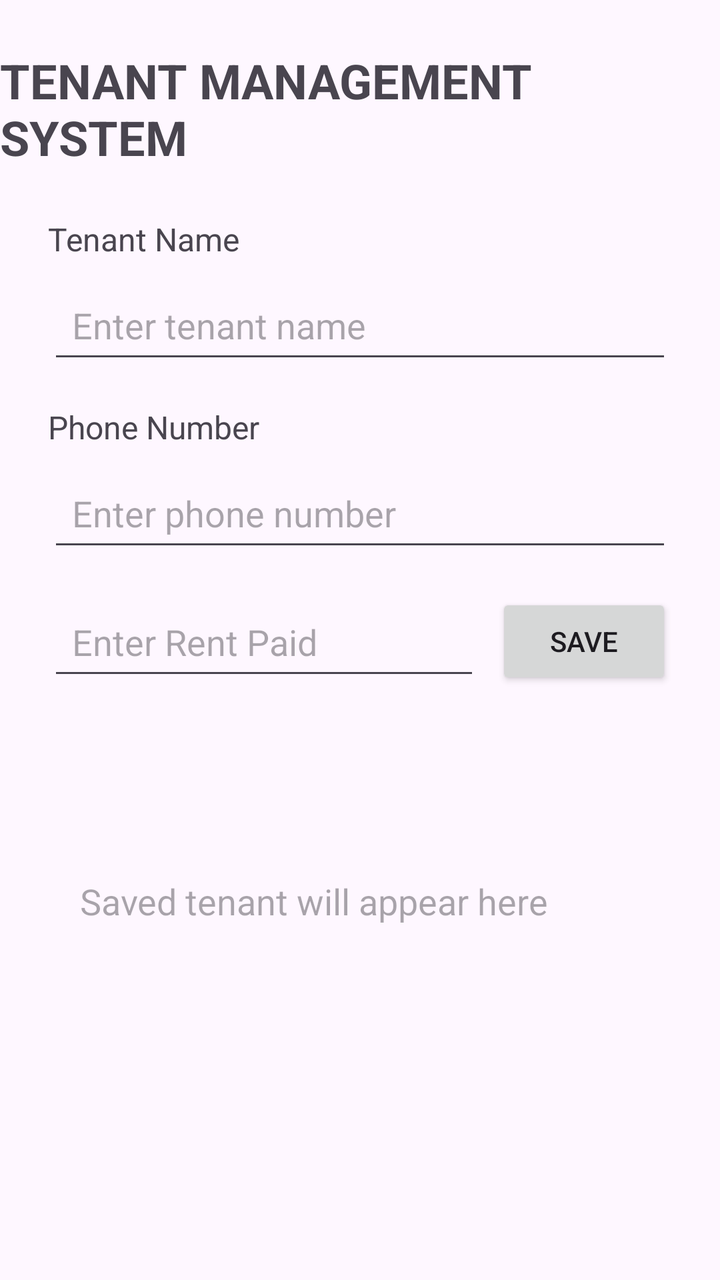
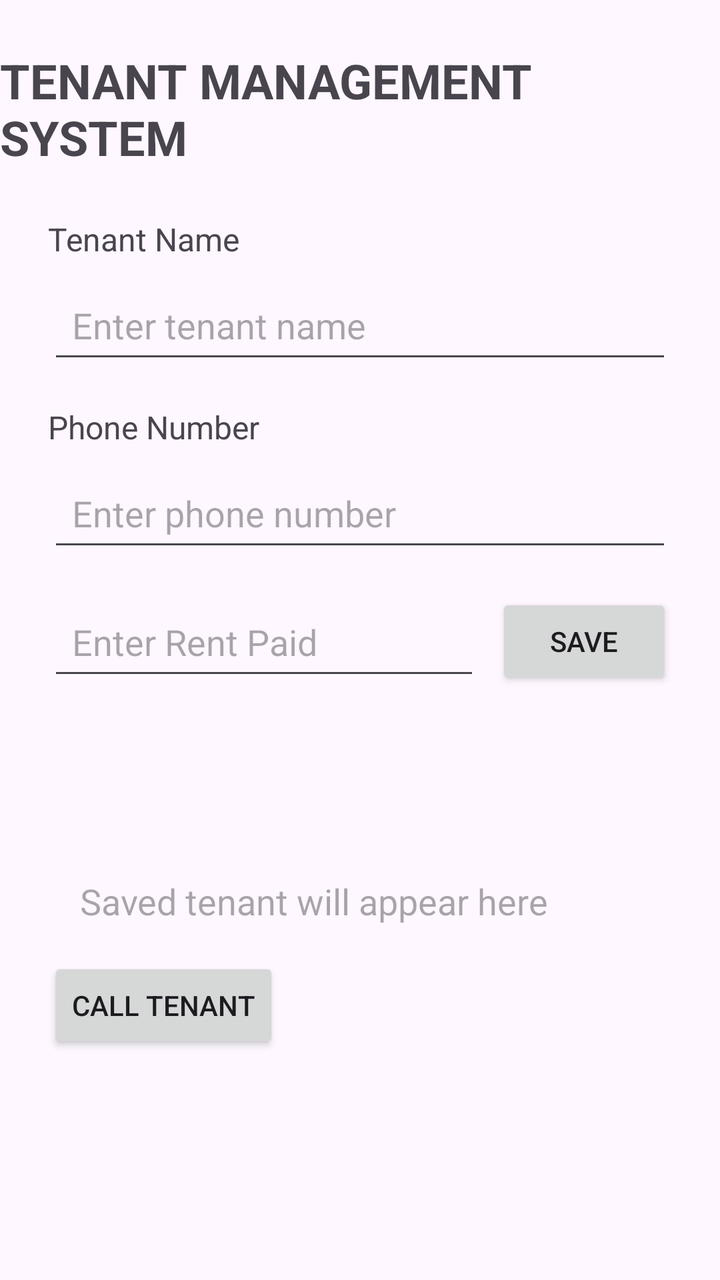

Two renders of the same Android screen: before a commit and after it. Below are the layout's source before the change and the commit's diff.
<!-- AndroidManifest.xml: application theme Theme.TenantManagementSystem -->
<!-- res/layout/activity_main.xml -->
<?xml version="1.0" encoding="utf-8"?>
<layout xmlns:android="http://schemas.android.com/apk/res/android"
    xmlns:app="http://schemas.android.com/apk/res-auto"
    xmlns:tools="http://schemas.android.com/tools">

    
    <data>
        <variable
            name="tenant"
            type="com.example.tenantmanagementsystem.Tenant" />
    </data>

    <androidx.constraintlayout.widget.ConstraintLayout
        android:layout_width="match_parent"
        android:layout_height="match_parent"
        tools:context=".MainActivity">

        <TextView
            android:id="@+id/titleTextView"
            android:layout_width="wrap_content"
            android:layout_height="wrap_content"
            android:layout_marginTop="24dp"
            android:text="TENANT MANAGEMENT SYSTEM"
            android:textSize="24sp"
            android:textStyle="bold"
            app:layout_constraintEnd_toEndOf="parent"
            app:layout_constraintStart_toStartOf="parent"
            app:layout_constraintTop_toTopOf="parent" />

        <TextView
            android:id="@+id/tenantNameLabel"
            android:layout_width="wrap_content"
            android:layout_height="wrap_content"
            android:layout_marginStart="24dp"
            android:layout_marginTop="24dp"
            android:text="Tenant Name"
            android:textSize="16sp"
            app:layout_constraintStart_toStartOf="parent"
            app:layout_constraintTop_toBottomOf="@id/titleTextView" />

        <EditText
            android:id="@+id/tenantNameEditText"
            android:layout_width="0dp"
            android:layout_height="wrap_content"
            android:layout_marginStart="24dp"
            android:layout_marginTop="8dp"
            android:layout_marginEnd="24dp"
            android:hint="Enter tenant name"
            android:minHeight="48dp"
            android:padding="12dp"
            android:inputType="textPersonName"
            app:layout_constraintEnd_toEndOf="parent"
            app:layout_constraintStart_toStartOf="parent"
            app:layout_constraintTop_toBottomOf="@id/tenantNameLabel" />

        <TextView
            android:id="@+id/phoneLabel"
            android:layout_width="wrap_content"
            android:layout_height="wrap_content"
            android:layout_marginStart="24dp"
            android:layout_marginTop="16dp"
            android:text="Phone Number"
            android:textSize="16sp"
            app:layout_constraintStart_toStartOf="parent"
            app:layout_constraintTop_toBottomOf="@id/tenantNameEditText" />

        <EditText
            android:id="@+id/phoneEditText"
            android:layout_width="0dp"
            android:layout_height="wrap_content"
            android:layout_marginStart="24dp"
            android:layout_marginTop="8dp"
            android:layout_marginEnd="24dp"
            android:hint="Enter phone number"
            android:inputType="phone"
            android:minHeight="48dp"
            android:padding="12dp"
            app:layout_constraintEnd_toEndOf="parent"
            app:layout_constraintStart_toStartOf="parent"
            app:layout_constraintTop_toBottomOf="@id/phoneLabel" />

        <EditText
            android:id="@+id/rentEditText"
            android:layout_width="0dp"
            android:layout_height="wrap_content"
            android:layout_marginStart="24dp"
            android:layout_marginTop="16dp"
            android:layout_marginEnd="8dp"
            android:hint="Enter Rent Paid"
            android:inputType="numberDecimal"
            android:minHeight="48dp"
            android:padding="12dp"
            app:layout_constraintEnd_toStartOf="@id/saveButton"
            app:layout_constraintStart_toStartOf="parent"
            app:layout_constraintTop_toBottomOf="@id/phoneEditText" />

        <Button
            android:id="@+id/saveButton"
            android:layout_width="wrap_content"
            android:layout_height="wrap_content"
            android:layout_marginEnd="24dp"
            android:text="SAVE"
            app:layout_constraintEnd_toEndOf="parent"
            app:layout_constraintTop_toTopOf="@id/rentEditText" />

        <TextView
            android:id="@+id/tenantNameResultTextView"
            android:layout_width="0dp"
            android:layout_height="wrap_content"
            android:layout_marginStart="24dp"
            android:layout_marginTop="24dp"
            android:layout_marginEnd="24dp"
            android:text="@{tenant.name}"
            android:textSize="22sp"
            android:textStyle="bold"
            app:layout_constraintEnd_toEndOf="parent"
            app:layout_constraintStart_toStartOf="parent"
            app:layout_constraintTop_toBottomOf="@id/rentEditText" />

        <TextView
            android:id="@+id/tenantResultTextView"
            android:layout_width="0dp"
            android:layout_height="wrap_content"
            android:layout_margin="24dp"
            android:hint="Saved tenant will appear here"
            android:padding="16dp"
            android:text="@{tenant.summary()}"
            android:textSize="18sp"
            app:layout_constraintEnd_toEndOf="parent"
            app:layout_constraintStart_toStartOf="parent"
            app:layout_constraintTop_toBottomOf="@id/tenantNameResultTextView" />

    </androidx.constraintlayout.widget.ConstraintLayout>
</layout>
<!-- resources referenced by this layout -->
<resources>
  <style name="Theme.TenantManagementSystem" parent="Base.Theme.TenantManagementSystem" />
  <style name="Base.Theme.TenantManagementSystem" parent="Theme.Material3.DayNight.NoActionBar">
          
          
      </style>
</resources>

<!-- the commit's change to res/layout/activity_main.xml (unified diff, before → after) -->
@@ -130,5 +130,14 @@
             app:layout_constraintStart_toStartOf="parent"
             app:layout_constraintTop_toBottomOf="@id/tenantNameResultTextView" />
 
+        <Button
+            android:id="@+id/callButton"
+            android:layout_width="wrap_content"
+            android:layout_height="wrap_content"
+            android:text="CALL TENANT"
+            android:layout_marginStart="24dp"
+            app:layout_constraintTop_toBottomOf="@id/tenantResultTextView"
+            app:layout_constraintStart_toStartOf="parent" />
+
     </androidx.constraintlayout.widget.ConstraintLayout>
 </layout>
